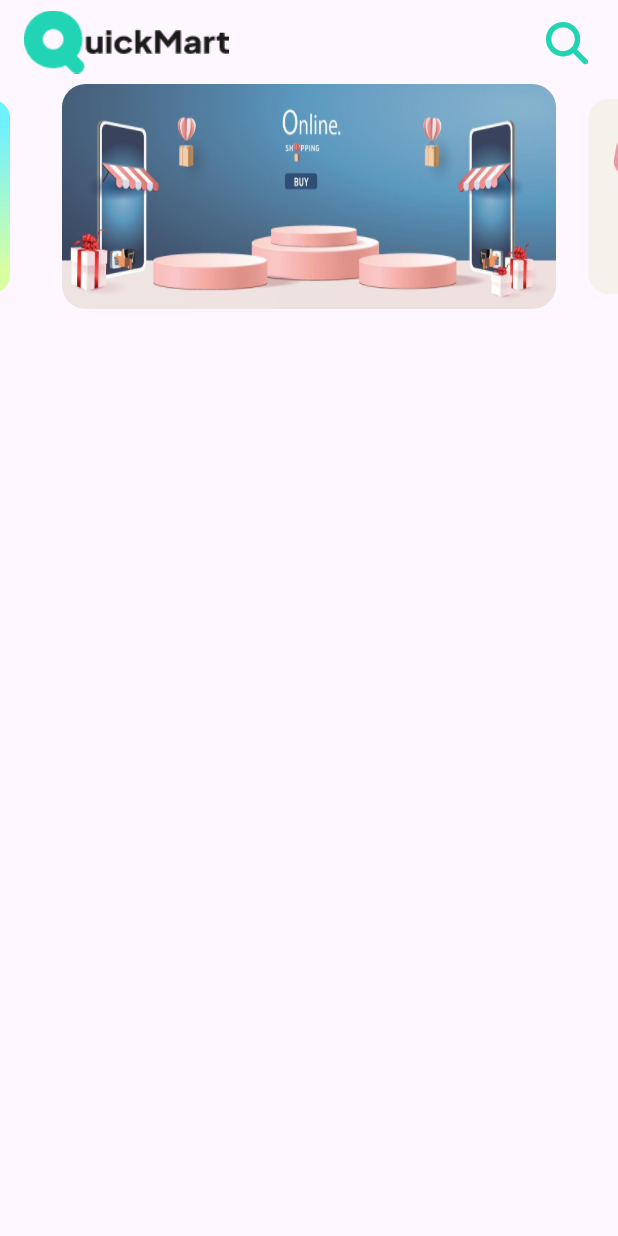
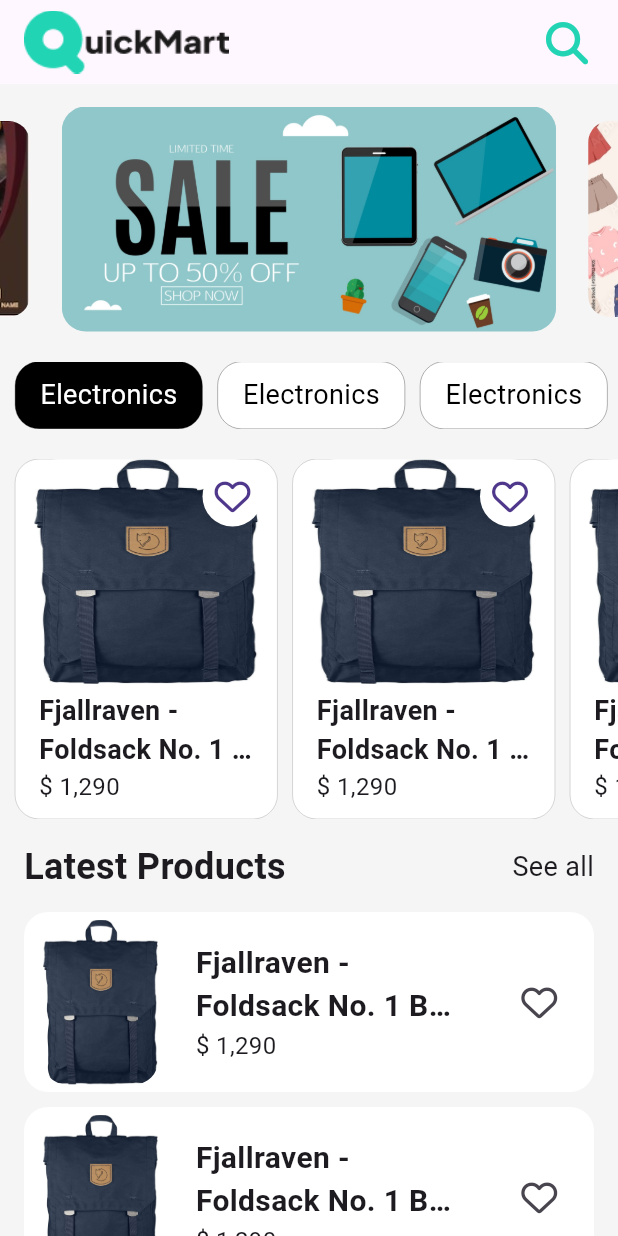
Before and after one commit to osamamorizk/e-shop, a Flutter app: the HomeView screen opened directly, on a phone screen of 412 x 824 dp. Run offline on Flutter 3.47's test engine with Material 3 defaults, Android fonts, the phone set to English and light mode, and no system bars; drawn by our look-alikes of carousel_slider; our stand-ins replace bloc, conditional_builder_null_safety, dartz, firebase_auth, firebase_core, flutter_bloc and 5 more; accounts and stored records are empty.

Commit message:
finish home ui

```diff
--- /dev/null
+++ b/devtools_options.yaml
@@ -0,0 +1,3 @@
+description: This file stores settings for Dart & Flutter DevTools.
+documentation: https://docs.flutter.dev/tools/devtools/extensions#configure-extension-enablement-states
+extensions:
--- a/lib/core/helpers/consts.dart
+++ b/lib/core/helpers/consts.dart
@@ -4,6 +4,7 @@
 import 'package:shop_app/feature/favorite/presentation/views/favorite_view.dart';
 import 'package:shop_app/feature/home/presentation/views/home_view.dart';
 
+Color kPrimaryColor = Color(0xff21D4B4);
 bool onboard = false;
 
 List<BottomNavigationBarItem> bottomBarItems = const [
--- a/lib/feature/home/presentation/views/home_view.dart
+++ b/lib/feature/home/presentation/views/home_view.dart
@@ -8,6 +8,7 @@
   @override
   Widget build(BuildContext context) {
     return Scaffold(
+      backgroundColor: Colors.grey[100],
       appBar: AppBar(
         title: Image.asset(height: 42, 'assets/images/quickmart1.5.png'),
         actions: const [
@@ -21,7 +22,7 @@
           )
         ],
       ),
-      body: const HomeViewBody(),
+      body: HomeViewBody(),
     );
   }
 }
--- /dev/null
+++ b/lib/feature/home/presentation/views/widgets/category_item.dart
@@ -0,0 +1,25 @@
+import 'package:flutter/material.dart';
+
+class CategoryItem extends StatelessWidget {
+  const CategoryItem({super.key, required this.isSelected});
+  final bool isSelected;
+  @override
+  Widget build(BuildContext context) {
+    return Container(
+      height: 40,
+      width: 125,
+      decoration: BoxDecoration(
+        border: Border.all(width: .2),
+        borderRadius: BorderRadius.circular(16),
+        color: isSelected ? Colors.black : Colors.white,
+      ),
+      child: Center(
+        child: Text(
+          'Electronics',
+          style: TextStyle(
+              fontSize: 18, color: isSelected ? Colors.white : Colors.black),
+        ),
+      ),
+    );
+  }
+}
--- /dev/null
+++ b/lib/feature/home/presentation/views/widgets/categry_product_list.dart
@@ -0,0 +1,23 @@
+import 'package:flutter/material.dart';
+import 'package:shop_app/feature/home/presentation/views/widgets/product_cat_item.dart';
+
+class CategryProductList extends StatelessWidget {
+  const CategryProductList({
+    super.key,
+  });
+
+  @override
+  Widget build(BuildContext context) {
+    return SizedBox(
+      height: 240,
+      child: ListView.builder(
+        scrollDirection: Axis.horizontal,
+        itemCount: 4,
+        itemBuilder: (context, index) => Padding(
+          padding: const EdgeInsets.only(left: 10),
+          child: GestureDetector(child: const ProductCatItem()),
+        ),
+      ),
+    );
+  }
+}
--- a/lib/feature/home/presentation/views/widgets/custom_slider.dart
+++ b/lib/feature/home/presentation/views/widgets/custom_slider.dart
@@ -22,7 +22,7 @@
       ],
       options: CarouselOptions(
         height: 150,
-        aspectRatio: 16 / 9,
+        // aspectRatio: 16 / 9,
         viewportFraction: .8,
         initialPage: 0,
         enableInfiniteScroll: true,
--- a/lib/feature/home/presentation/views/widgets/home_view_body.dart
+++ b/lib/feature/home/presentation/views/widgets/home_view_body.dart
@@ -1,13 +1,53 @@
 import 'package:flutter/material.dart';
+import 'package:shop_app/feature/home/presentation/views/widgets/category_item.dart';
+import 'package:shop_app/feature/home/presentation/views/widgets/categry_product_list.dart';
 import 'package:shop_app/feature/home/presentation/views/widgets/custom_slider.dart';
+import 'package:shop_app/feature/home/presentation/views/widgets/latest_product_list.dart';
+import 'package:shop_app/feature/home/presentation/views/widgets/latest_products_title.dart';
 
-class HomeViewBody extends StatelessWidget {
+class HomeViewBody extends StatefulWidget {
   const HomeViewBody({super.key});
 
   @override
+  State<HomeViewBody> createState() => _HomeViewBodyState();
+}
+
+class _HomeViewBodyState extends State<HomeViewBody> {
+  int currentIndex = 0;
+  @override
   Widget build(BuildContext context) {
-    return const Column(
-      children: [CustomCarouselSlider()],
+    return SingleChildScrollView(
+      child: Column(
+        children: [
+          const SizedBox(height: 15),
+          const CustomCarouselSlider(),
+          const SizedBox(height: 20),
+          SizedBox(
+            height: 45,
+            child: ListView.builder(
+              scrollDirection: Axis.horizontal,
+              itemCount: 4,
+              itemBuilder: (context, index) => Padding(
+                padding: const EdgeInsets.only(left: 10),
+                child: GestureDetector(
+                    onTap: () {
+                      currentIndex = index;
+                      setState(() {});
+                    },
+                    child: CategoryItem(
+                      isSelected: currentIndex == index,
+                    )),
+              ),
+            ),
+          ),
+          const SizedBox(height: 20),
+          const CategryProductList(),
+          const SizedBox(height: 15),
+          const LatestProductsTitle(),
+          const SizedBox(height: 8),
+          const LatestProductList(),
+        ],
+      ),
     );
   }
 }
--- /dev/null
+++ b/lib/feature/home/presentation/views/widgets/latest_product_item.dart
@@ -0,0 +1,53 @@
+import 'package:flutter/material.dart';
+import 'package:font_awesome_flutter/font_awesome_flutter.dart';
+
+class LatestProductItem extends StatelessWidget {
+  const LatestProductItem({super.key});
+
+  @override
+  Widget build(BuildContext context) {
+    return Padding(
+      padding: const EdgeInsets.symmetric(horizontal: 16, vertical: 5),
+      child: Container(
+        height: 120,
+        width: MediaQuery.of(context).size.width,
+        decoration: BoxDecoration(
+            borderRadius: BorderRadius.circular(16), color: Colors.white),
+        child: Row(
+          mainAxisAlignment: MainAxisAlignment.spaceAround,
+          children: [
+            SizedBox(
+              height: 110,
+              child: ClipRRect(
+                  borderRadius: BorderRadius.circular(16),
+                  child: Image.asset('assets/images/test.jpg')),
+            ),
+            const SizedBox(
+              width: 180,
+              child: Column(
+                crossAxisAlignment: CrossAxisAlignment.start,
+                mainAxisAlignment: MainAxisAlignment.center,
+                children: [
+                  Text(
+                    'Fjallraven - Foldsack No. 1 Backpack, Fits 15 Laptops',
+                    overflow: TextOverflow.ellipsis,
+                    maxLines: 2,
+                    style: TextStyle(fontSize: 20, fontWeight: FontWeight.w600),
+                  ),
+                  Text(
+                    r'$ 1,290',
+                    style: TextStyle(
+                      fontSize: 16,
+                    ),
+                  )
+                ],
+              ),
+            ),
+            IconButton(
+                onPressed: () {}, icon: const Icon(FontAwesomeIcons.heart))
+          ],
+        ),
+      ),
+    );
+  }
+}
--- /dev/null
+++ b/lib/feature/home/presentation/views/widgets/latest_product_list.dart
@@ -0,0 +1,25 @@
+import 'package:flutter/material.dart';
+import 'package:shop_app/feature/home/presentation/views/widgets/latest_product_item.dart';
+
+class LatestProductList extends StatelessWidget {
+  const LatestProductList({
+    super.key,
+  });
+
+  @override
+  Widget build(BuildContext context) {
+    return ListView.builder(
+      shrinkWrap: true,
+      physics: const NeverScrollableScrollPhysics(),
+      scrollDirection: Axis.vertical,
+      itemCount: 4,
+      itemBuilder: (context, index) => Padding(
+        padding: const EdgeInsets.only(left: 0),
+        child: GestureDetector(
+          onTap: () {},
+          child: const LatestProductItem(),
+        ),
+      ),
+    );
+  }
+}
--- /dev/null
+++ b/lib/feature/home/presentation/views/widgets/latest_products_title.dart
@@ -0,0 +1,31 @@
+import 'package:flutter/material.dart';
+
+class LatestProductsTitle extends StatelessWidget {
+  const LatestProductsTitle({
+    super.key,
+  });
+
+  @override
+  Widget build(BuildContext context) {
+    return const Padding(
+      padding: EdgeInsets.symmetric(horizontal: 16),
+      child: Row(
+        children: [
+          Text(
+            textAlign: TextAlign.start,
+            'Latest Products',
+            style: TextStyle(fontSize: 24, fontWeight: FontWeight.w700),
+          ),
+          Spacer(),
+          Text(
+            textAlign: TextAlign.start,
+            'See all',
+            style: TextStyle(
+              fontSize: 18,
+            ),
+          ),
+        ],
+      ),
+    );
+  }
+}
--- /dev/null
+++ b/lib/feature/home/presentation/views/widgets/product_cat_item.dart
@@ -0,0 +1,69 @@
+import 'package:flutter/material.dart';
+import 'package:font_awesome_flutter/font_awesome_flutter.dart';
+
+class ProductCatItem extends StatelessWidget {
+  const ProductCatItem({super.key});
+
+  @override
+  Widget build(BuildContext context) {
+    return Stack(
+      children: [
+        Container(
+          width: 175,
+          decoration: BoxDecoration(
+            border: Border.all(width: .1),
+            borderRadius: BorderRadius.circular(16),
+            color: Colors.white,
+          ),
+          child: Padding(
+            padding: const EdgeInsets.symmetric(horizontal: 8),
+            child: Column(
+              children: [
+                SizedBox(
+                  width: 150,
+                  height: 150,
+                  child: ClipRRect(
+                    borderRadius: const BorderRadius.only(
+                        topLeft: Radius.circular(16),
+                        topRight: Radius.circular(16)),
+                    child:
+                        Image.asset(fit: BoxFit.fill, 'assets/images/test.jpg'),
+                  ),
+                ),
+                const Padding(
+                  padding: EdgeInsets.symmetric(horizontal: 8, vertical: 5),
+                  child: Column(
+                    crossAxisAlignment: CrossAxisAlignment.start,
+                    children: [
+                      Text(
+                        'Fjallraven - Foldsack No. 1 Backpack, Fits 15 Laptops',
+                        overflow: TextOverflow.ellipsis,
+                        maxLines: 2,
+                        style: TextStyle(
+                            fontSize: 18, fontWeight: FontWeight.w600),
+                      ),
+                      Text(
+                        r'$ 1,290',
+                        style: TextStyle(
+                          fontSize: 16,
+                        ),
+                      )
+                    ],
+                  ),
+                )
+              ],
+            ),
+          ),
+        ),
+        Positioned(
+          right: 10,
+          top: 5,
+          child: CircleAvatar(
+              backgroundColor: Colors.white,
+              child: IconButton(
+                  onPressed: () {}, icon: const Icon(FontAwesomeIcons.heart))),
+        )
+      ],
+    );
+  }
+}
```
Also changed, not shown: assets/images/banner1.jpg, assets/images/banner3.jpg, assets/images/banner4.jpg, assets/images/test.jpg (added).
